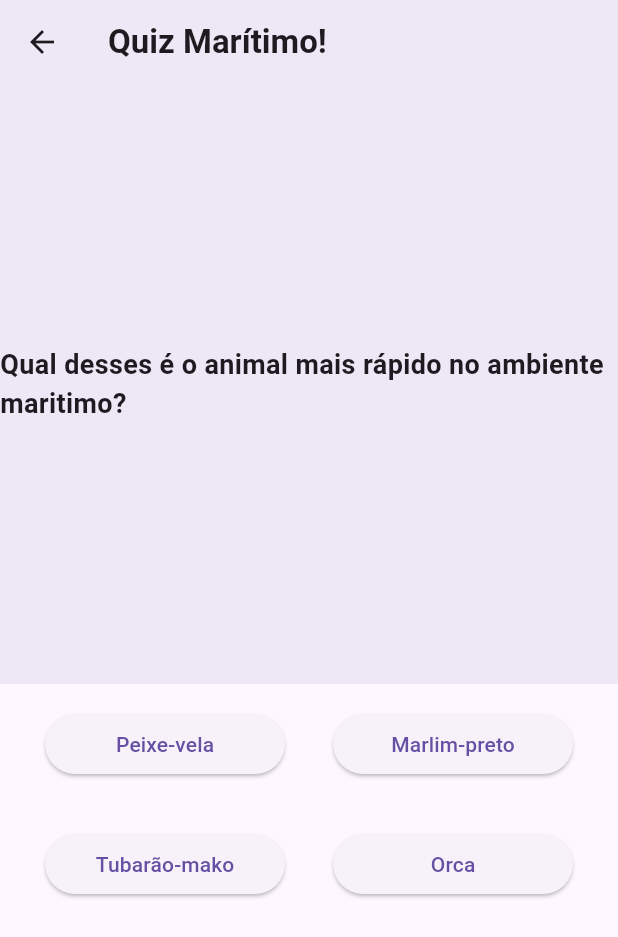
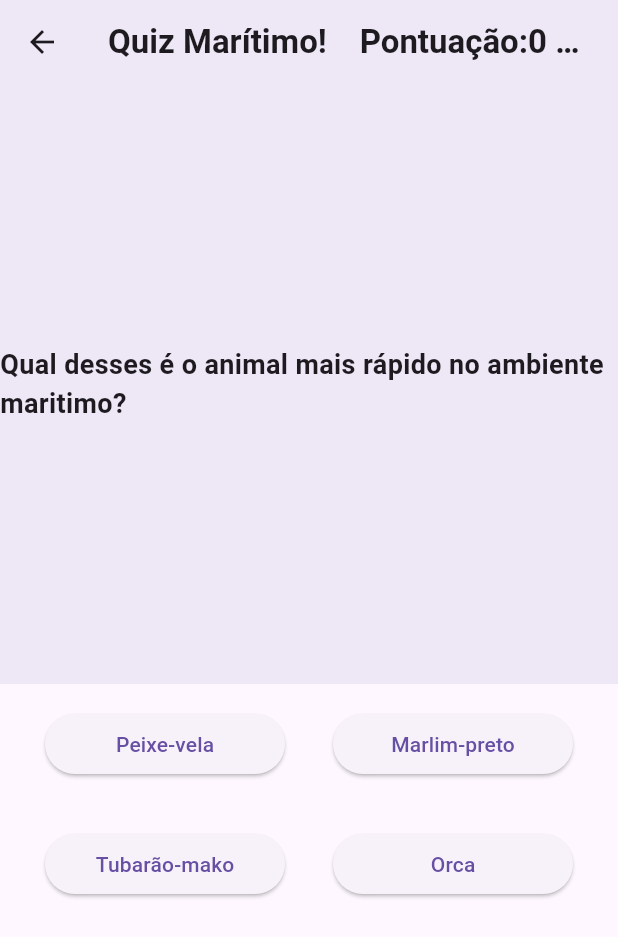
Before and after one commit to DanilloIsaque/Flutter, a Flutter app: the Quiz screen opened directly, on a phone screen of 412 x 824 dp. Shown: the top 937 px of the screen. Run offline on Flutter 3.47's test engine with Material 3 defaults, Android fonts, the phone set to English and light mode, and no system bars; our stand-ins replace google_fonts.

```diff
--- a/quiz/lib/quizz.dart
+++ b/quiz/lib/quizz.dart
@@ -1,5 +1,6 @@
 import 'package:flutter/material.dart';
 import 'package:google_fonts/google_fonts.dart';
+import 'package:quiz/finalQuiz.dart';
 
 class Quiz extends StatefulWidget {
   const Quiz({super.key});
@@ -12,6 +13,7 @@ class _QuizState extends State<Quiz> {
   int currentQuestionIndex = 0;//indice da pergunta atual
   String? selectedAnswer;
   bool?isCorrect;
+  int pontos =0;
   final List<Map<String,dynamic>> questions = [
     {
        'question': 'Qual desses é o animal mais rápido no ambiente maritimo?',
@@ -39,14 +41,18 @@ class _QuizState extends State<Quiz> {
       selectedAnswer=answer;
       isCorrect=answer == questions[currentQuestionIndex]['correctAnswer'];
     });
-    Future.delayed(Duration(seconds: 2),(){
+    Future.delayed(Duration(milliseconds: 250),(){
       setState(() {
         selectedAnswer=null;
         isCorrect=null;
         if(currentQuestionIndex<questions.length-1){
           currentQuestionIndex++;
         }else{
-          //fim do quiz,fazer algo
+            Navigator.of(context).pushReplacement(
+      MaterialPageRoute(
+        builder: (context) => FinalQuiz(pontuacao:pontos ), // Substitua FinalQuiz() pelo nome correto da sua página
+      ),
+    );
         }
       });
     });
@@ -58,9 +64,10 @@ class _QuizState extends State<Quiz> {
     return Scaffold(
       appBar: AppBar(
         backgroundColor: Colors.deepPurple[50],
-        title: Text('Quiz Marítimo!',style:GoogleFonts.roboto(fontWeight: FontWeight.bold)),
+        title: Text('Quiz Marítimo!    Pontuação:${pontos} pontos',style:GoogleFonts.roboto(fontWeight: FontWeight.bold)),
       ),
-      body: Column(
+      body:
+      Column(
         children: [
           Container(
             color: Colors.deepPurple[50],
@@ -71,12 +78,30 @@ class _QuizState extends State<Quiz> {
               style: GoogleFonts.roboto(fontWeight: FontWeight.bold,fontSize: 18),),
               ),
           ),
+       /*    Column(
+        children: [
+          Container(
+            color: Colors.deepPurple[50],
+            width: double.infinity,
+            height: 400,
+            child: Column(
+              children: [
+                Text(currentQuestion['question'],
+                style: GoogleFonts.roboto(fontWeight: FontWeight.bold,fontSize: 18),),
+                 Text(currentQuestion['question'],
+                style: GoogleFonts.roboto(fontWeight: FontWeight.bold,fontSize: 18),),
+              ],
+            ),
+          ),*/
           Wrap(
             children:currentQuestion['answers'].map<Widget>((resposta){
               bool isSelected = selectedAnswer == resposta;
               Color? buttonColor;
               if(isSelected){
                 buttonColor = isCorrect! ? Colors.green:Colors.red;
+                if(buttonColor== Colors.green){
+                  pontos= pontos+750;
+                }
               }
 
               return meuBtn3(
--- a/quiz/pubspec.yaml
+++ b/quiz/pubspec.yaml
@@ -28,6 +28,7 @@ environment:
 # the latest version available on pub.dev. To see which dependencies have newer
 # versions available, run `flutter pub outdated`.
 dependencies:
+
   flutter:
     sdk: flutter
 
@@ -35,7 +36,7 @@ dependencies:
   # The following adds the Cupertino Icons font to your application.
   # Use with the CupertinoIcons class for iOS style icons.
   cupertino_icons: ^1.0.2
-  google_fonts:
+  google_fonts: ^6.1.0
 
 dev_dependencies:
   flutter_test:
```
Also changed, not shown: quiz/lib/finalQuiz.dart (added, +33 -0 lines), quiz/package-lock.json (added), 26 other files.
